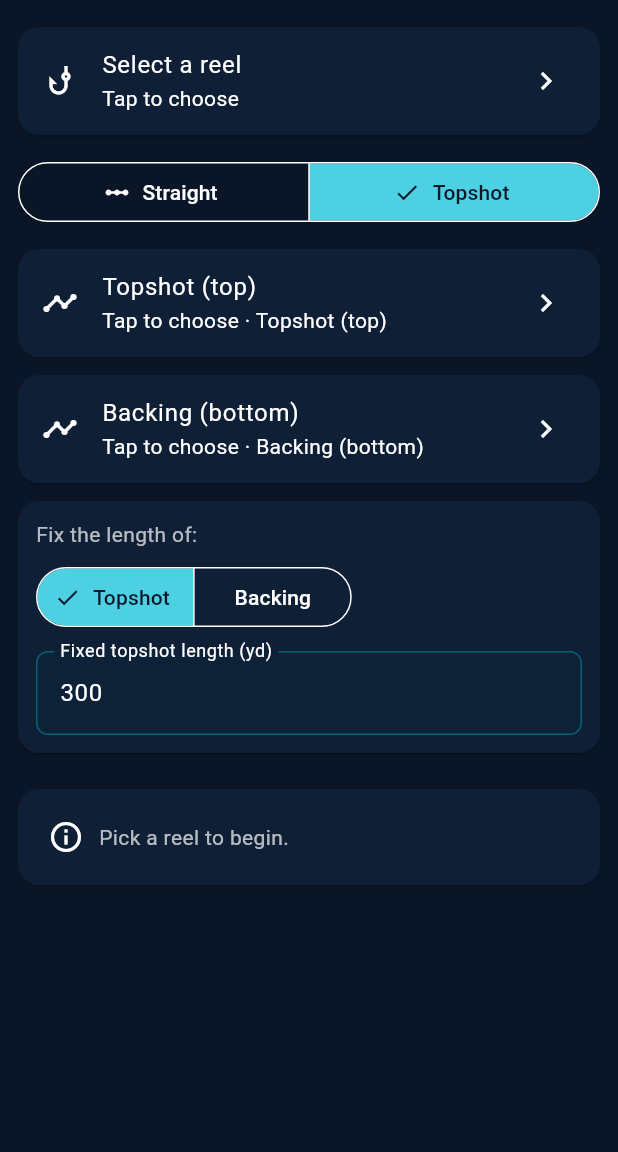
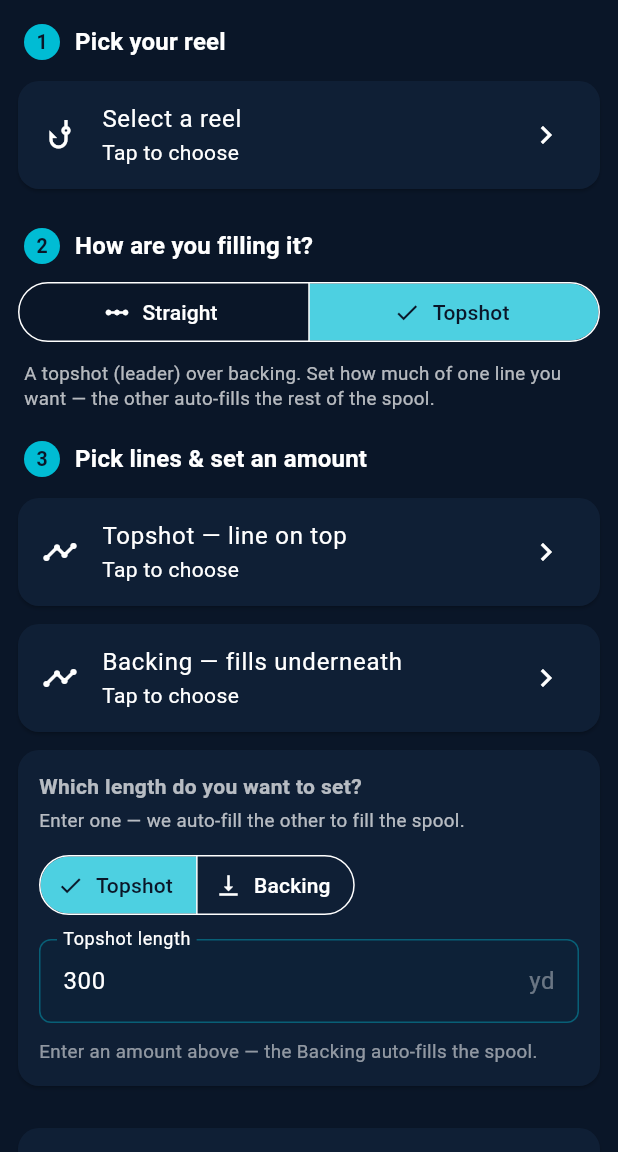
Before and after one commit to SilasMarner/open-spool, a Flutter app: the screen it shows after launch, after a tap on "Topshot", on a phone screen of 412 x 824 dp, the part 84-1236 px from its top. Run offline on Flutter 3.47's test engine with Material 3 defaults, Android fonts, the phone set to English and light mode, and no system bars; our stand-ins replace share_plus, shared_preferences, sqflite; accounts and stored records are empty.

Commit message:
Redesign home calculator into clearer numbered steps
- Add numbered step headers (1 pick reel, 2 fill type, 3 lines & amount)
- Add per-mode help text explaining Straight vs Topshot
- Rework topshot amount entry: "Which length do you want to set?" with
  Topshot/Backing toggle and a live auto-fill preview that shows the
  other segment auto-adjusting to fill the spool as you type
- Clearer line-tile labels (Topshot on top / Backing underneath)
- Drop redundant subtitle text

```diff
--- a/lib/ui/screens/home_screen.dart
+++ b/lib/ui/screens/home_screen.dart
@@ -83,14 +83,27 @@ class _HomeScreenState extends State<HomeScreen> {
         ],
       ),
       body: ListView(
-        padding: const EdgeInsets.all(12),
+        padding: const EdgeInsets.fromLTRB(12, 12, 12, 96),
         children: [
+          const _StepHeader(1, 'Pick your reel'),
           _reelSelector(),
-          const SizedBox(height: 8),
+          const SizedBox(height: 16),
+          const _StepHeader(2, 'How are you filling it?'),
           _modeToggle(),
           const SizedBox(height: 8),
-          if (_mode == LoadoutMode.straight) _straightSection() else _topshotSection(),
-          const SizedBox(height: 12),
+          _modeHelp(),
+          const SizedBox(height: 16),
+          _StepHeader(
+            3,
+            _mode == LoadoutMode.straight
+                ? 'Pick your line'
+                : 'Pick lines & set an amount',
+          ),
+          if (_mode == LoadoutMode.straight)
+            _straightSection()
+          else
+            _topshotSection(),
+          const SizedBox(height: 16),
           _result(),
         ],
       ),
@@ -145,10 +158,24 @@ class _HomeScreenState extends State<HomeScreen> {
         onSelectionChanged: (s) => setState(() => _mode = s.first),
       );
 
+  Widget _modeHelp() {
+    final msg = _mode == LoadoutMode.straight
+        ? 'One line fills the whole spool.'
+        : 'A topshot (leader) over backing. Set how much of one line you '
+            'want — the other auto-fills the rest of the spool.';
+    return Padding(
+      padding: const EdgeInsets.symmetric(horizontal: 4),
+      child: Text(
+        msg,
+        style: const TextStyle(color: Colors.white70, fontSize: 12.5, height: 1.35),
+      ),
+    );
+  }
+
   // ---- Straight ------------------------------------------------------------
 
   Widget _straightSection() => _lineTile(
-        label: 'Line',
+        label: 'Your line',
         line: _straightLine,
         onPick: (l) => setState(() => _straightLine = l),
       );
@@ -156,32 +183,49 @@ class _HomeScreenState extends State<HomeScreen> {
   // ---- Topshot -------------------------------------------------------------
 
   Widget _topshotSection() {
+    final unit = settings.units.lengthUnit;
     return Column(
       children: [
         _lineTile(
-          label: 'Topshot (top)',
+          label: 'Topshot — line on top',
           line: _topshotLine,
           title: 'Select topshot',
           onPick: (l) => setState(() => _topshotLine = l),
         ),
         _lineTile(
-          label: 'Backing (bottom)',
+          label: 'Backing — fills underneath',
           line: _backingLine,
           title: 'Select backing',
           onPick: (l) => setState(() => _backingLine = l),
         ),
         Card(
           child: Padding(
-            padding: const EdgeInsets.all(12),
+            padding: const EdgeInsets.all(14),
             child: Column(
               crossAxisAlignment: CrossAxisAlignment.start,
               children: [
-                const Text('Fix the length of:'),
-                const SizedBox(height: 8),
+                const Text(
+                  'Which length do you want to set?',
+                  style: TextStyle(fontWeight: FontWeight.w600),
+                ),
+                const SizedBox(height: 4),
+                const Text(
+                  'Enter one — we auto-fill the other to fill the spool.',
+                  style: TextStyle(color: Colors.white70, fontSize: 12.5),
+                ),
+                const SizedBox(height: 10),
                 SegmentedButton<FixedSegment>(
                   segments: const [
-                    ButtonSegment(value: FixedSegment.topshot, label: Text('Topshot')),
-                    ButtonSegment(value: FixedSegment.backing, label: Text('Backing')),
+                    ButtonSegment(
+                      value: FixedSegment.topshot,
+                      label: Text('Topshot'),
+                      icon: Icon(Icons.vertical_align_top),
+                    ),
+                    ButtonSegment(
+                      value: FixedSegment.backing,
+                      label: Text('Backing'),
+                      icon: Icon(Icons.vertical_align_bottom),
+                    ),
                   ],
                   selected: {_fixed},
                   onSelectionChanged: (s) => setState(() => _fixed = s.first),
@@ -192,16 +236,82 @@ class _HomeScreenState extends State<HomeScreen> {
                   keyboardType: const TextInputType.numberWithOptions(decimal: true),
                   decoration: InputDecoration(
                     labelText:
-                        'Fixed ${_fixed == FixedSegment.topshot ? "topshot" : "backing"} length (${settings.units.lengthUnit})',
+                        '${_fixed == FixedSegment.topshot ? "Topshot" : "Backing"} length',
+                    suffixText: unit,
                     border: const OutlineInputBorder(),
                   ),
                   onChanged: (_) => setState(() {}),
                 ),
+                const SizedBox(height: 10),
+                _autoPreview(),
               ],
             ),
           ),
         ),
       ],
+    );
+  }
+
+  /// Live feedback under the amount field: shows the auto-filled length of the
+  /// other segment so the trade-off is obvious as you type.
+  Widget _autoPreview() {
+    final theme = Theme.of(context);
+    final autoLabel = _fixed == FixedSegment.topshot ? 'Backing' : 'Topshot';
+    final r = _mixResult();
+    if (r == null) {
+      return Text(
+        'Enter an amount above — the $autoLabel auto-fills the spool.',
+        style: const TextStyle(color: Colors.white54, fontSize: 12.5),
+      );
+    }
+    if (r.overflow) {
+      return _previewRow(
+        Icons.error_outline,
+        theme.colorScheme.error,
+        'That ${_fixed == FixedSegment.topshot ? "topshot" : "backing"} alone '
+            'overfills the spool — reduce it.',
+      );
+    }
+    final autoYards =
+        _fixed == FixedSegment.topshot ? r.rows[1].yards : r.rows[0].yards;
+    return _previewRow(
+      Icons.subdirectory_arrow_right,
+      theme.colorScheme.primary,
+      '$autoLabel auto-fills to ~${settings.units.length(autoYards)} '
+          'to top off the spool.',
+    );
+  }
+
+  Widget _previewRow(IconData icon, Color color, String text) => Row(
+        crossAxisAlignment: CrossAxisAlignment.start,
+        children: [
+          Icon(icon, size: 16, color: color),
+          const SizedBox(width: 6),
+          Expanded(
+            child: Text(
+              text,
+              style: TextStyle(color: color, fontSize: 12.5, height: 1.3),
+            ),
+          ),
+        ],
+      );
+
+  /// Current topshot/backing mix from live state, or null if incomplete.
+  ComputedResult? _mixResult() {
+    final reel = _reel;
+    final top = _topshotLine;
+    final back = _backingLine;
+    if (reel == null || top == null || back == null) return null;
+    final entered = double.tryParse(_fixedYards.text.trim());
+    if (entered == null || entered <= 0) return null;
+    final fixedYd =
+        settings.units == UnitSystem.metric ? metersToYards(entered) : entered;
+    return computeMix(
+      reel: reel,
+      topshot: top,
+      backing: back,
+      fixed: _fixed,
+      fixedYards: fixedYd,
     );
   }
 
@@ -217,7 +327,7 @@ class _HomeScreenState extends State<HomeScreen> {
         leading: const Icon(Icons.timeline),
         title: Text(line == null ? label : '${line.displayName} · ${u.test(line.lbTest)}'),
         subtitle: line == null
-            ? Text('Tap to choose · $label')
+            ? const Text('Tap to choose')
             : Text('${line.type.shortLabel} · ${u.diameter(line.diameterIn)}'),
         trailing: const Icon(Icons.chevron_right),
         onTap: () async {
@@ -403,6 +513,51 @@ class _HomeScreenState extends State<HomeScreen> {
   }
 }
 
+/// A numbered step heading (circular badge + bold title) for the calculator's
+/// stepped flow.
+class _StepHeader extends StatelessWidget {
+  final int number;
+  final String title;
+  const _StepHeader(this.number, this.title);
+
+  @override
+  Widget build(BuildContext context) {
+    final theme = Theme.of(context);
+    return Padding(
+      padding: const EdgeInsets.only(left: 4, top: 4, bottom: 8),
+      child: Row(
+        children: [
+          Container(
+            width: 24,
+            height: 24,
+            alignment: Alignment.center,
+            decoration: BoxDecoration(
+              color: theme.colorScheme.primary,
+              shape: BoxShape.circle,
+            ),
+            child: Text(
+              '$number',
+              style: TextStyle(
+                color: theme.colorScheme.onPrimary,
+                fontWeight: FontWeight.bold,
+                fontSize: 13,
+              ),
+            ),
+          ),
+          const SizedBox(width: 10),
+          Expanded(
+            child: Text(
+              title,
+              style: theme.textTheme.titleMedium
+                  ?.copyWith(fontWeight: FontWeight.bold),
+            ),
+          ),
+        ],
+      ),
+    );
+  }
+}
+
 class _Hint extends StatelessWidget {
   final String text;
   const _Hint(this.text);
```
